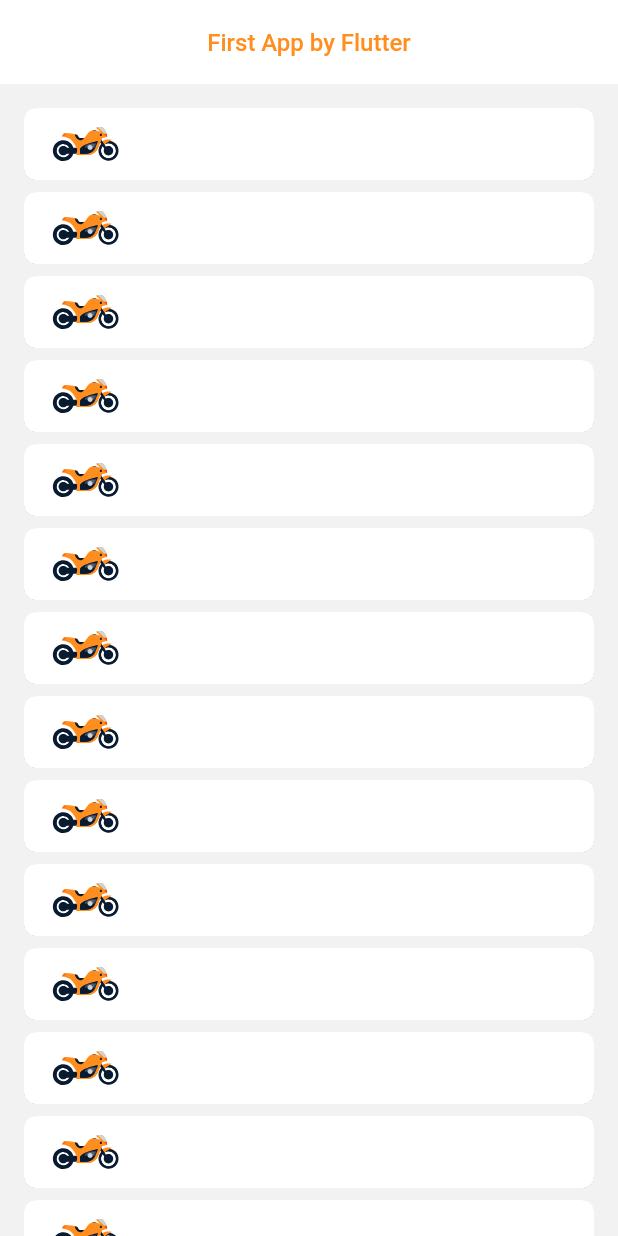
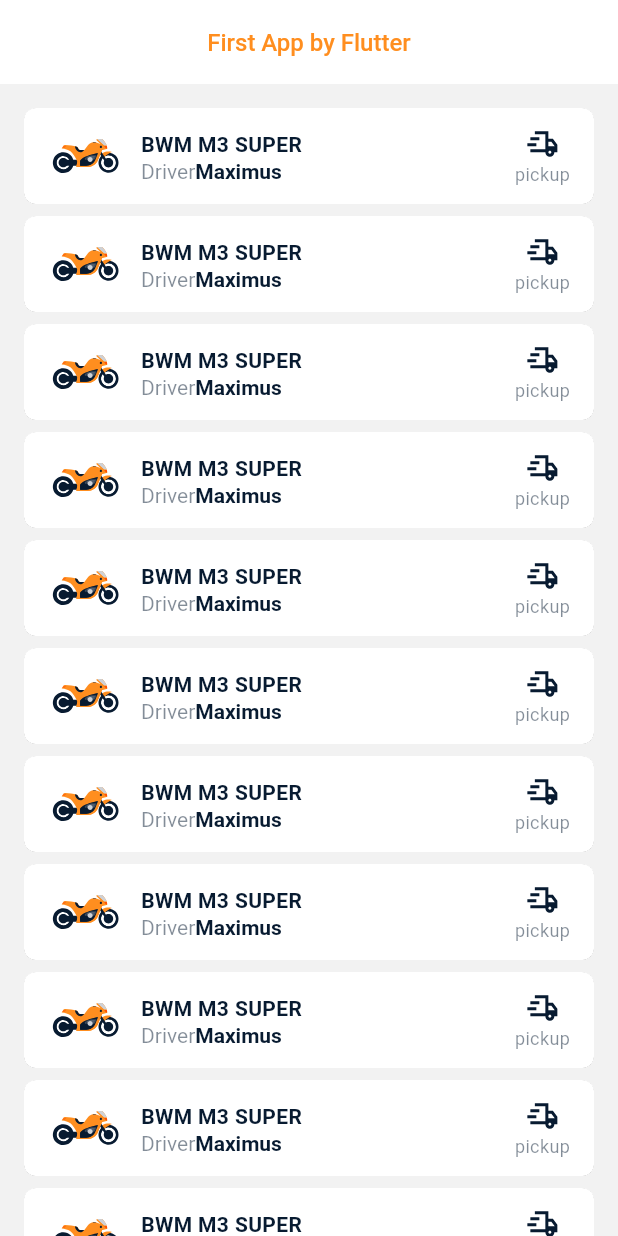
Before and after one commit to ArkHak/first_project_flutter, a Flutter app: the screen it shows after launch, on a phone screen of 412 x 824 dp. Run offline on Flutter 3.47's test engine with Material 3 defaults, Android fonts, the phone set to English and light mode, and no system bars; our stand-ins replace flutter_svg.

Commit message:
step 5  - completed vehicle_item.dart;

```diff
--- a/lib/design/dimensions.dart
+++ b/lib/design/dimensions.dart
@@ -1,9 +1,12 @@
 const double elevation0 = 0;
 const double elevation006 = 0.06;
 
+const double padding6 = 6;
 const double padding8 = 8;
 const double padding16 = 16;
 
+const double fontSize12 = 12;
+const double fontSize14 = 14;
 const double fontSize16 = 16;
 
 const double height8 = 8;
--- a/lib/pages/vehicle/vehicle_item.dart
+++ b/lib/pages/vehicle/vehicle_item.dart
@@ -1,4 +1,5 @@
 import 'package:flutter/material.dart';
+import 'package:flutter/widgets.dart';
 
 import '../../design/colors.dart';
 import '../../design/dimensions.dart';
@@ -9,12 +10,14 @@ class VehicleItem extends StatelessWidget {
 
   @override
   Widget build(BuildContext context) {
-    return Card(
+    return SizedBox(
+      height: height64,
+      child: Card(
         color: surfaceColor,
         margin: EdgeInsets.zero,
         elevation: elevation006,
-      shape:
-          RoundedRectangleBorder(borderRadius: BorderRadius.circular(radius8)),
+        shape: RoundedRectangleBorder(
+            borderRadius: BorderRadius.circular(radius8)),
         child: InkWell(
           borderRadius: BorderRadius.circular(radius8),
           onTap: () {},
@@ -25,14 +28,77 @@ class VehicleItem extends StatelessWidget {
             ),
           ),
         ),
+      ),
     );
   }
 
   Widget _title() {
-    return Container();
+    return Expanded(
+      child: Padding(
+        padding: const EdgeInsets.only(left: padding6, right: padding6),
+        child: Column(
+          crossAxisAlignment: CrossAxisAlignment.start,
+          mainAxisAlignment: MainAxisAlignment.center,
+          children: <Widget>[
+            const Text(
+              "BWM M3 SUPER",
+              maxLines: 2,
+              overflow: TextOverflow.ellipsis,
+              style: TextStyle(
+                  color: secondaryColor,
+                  fontSize: fontSize14,
+                  fontWeight: FontWeight.w600),
+            ),
+            if (false)
+              Text(
+                "No Driver",
+                maxLines: 1,
+                overflow: TextOverflow.ellipsis,
+                style: TextStyle(
+                    color: secondaryVariantColor,
+                    fontSize: fontSize14,
+                    fontWeight: FontWeight.w400),
+              )
+            else
+              RichText(
+                maxLines: 1,
+                overflow: TextOverflow.ellipsis,
+                text: const TextSpan(
+                    style: TextStyle(fontSize: fontSize14),
+                    children: <TextSpan>[
+                      TextSpan(
+                          text: "Driver",
+                          style: TextStyle(
+                              color: secondaryVariantColor,
+                              fontWeight: FontWeight.w400)),
+                      TextSpan(
+                          text: "Maximus",
+                          style: TextStyle(
+                              color: secondaryColor,
+                              fontWeight: FontWeight.w600))
+                    ]),
+              )
+          ],
+        ),
+      ),
+    );
   }
 
   Widget _state() {
-    return Container();
+    return InkWell(
+      onTap: () {},
+      child: Column(
+          mainAxisAlignment: MainAxisAlignment.center,
+          children: <Widget>[
+            statePickupImages,
+            const Text(
+              "pickup",
+              style: TextStyle(
+                  color: secondaryVariantColor,
+                  fontSize: fontSize12,
+                  fontWeight: FontWeight.w400),
+            )
+          ]),
+    );
   }
 }
```
Lines whose indentation alone changed are shown as unchanged.
